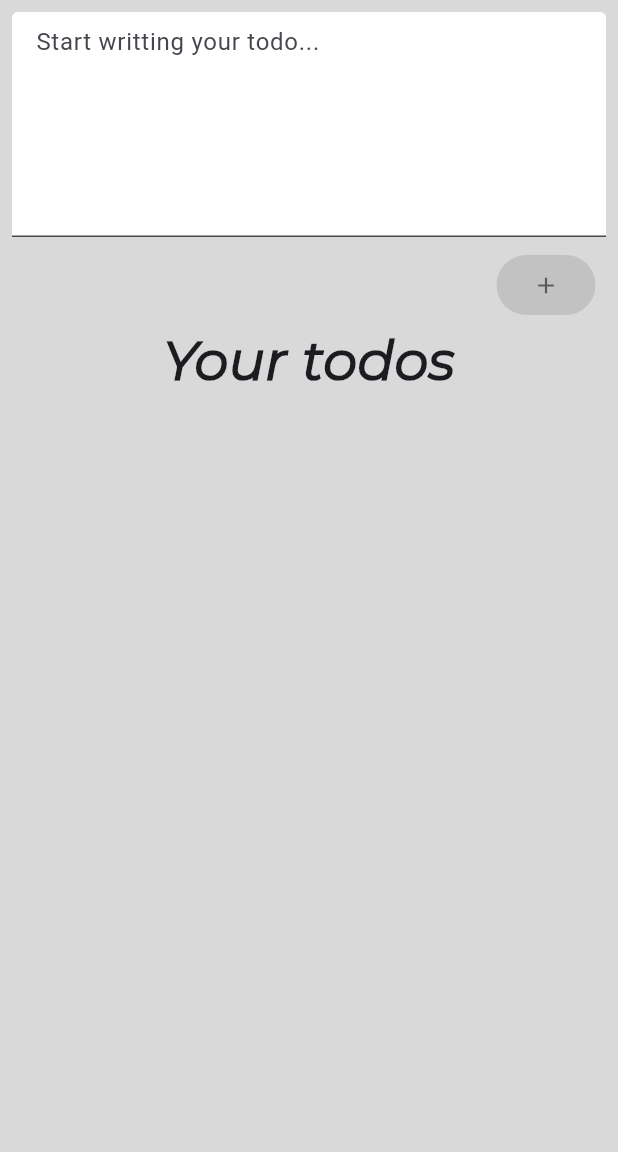
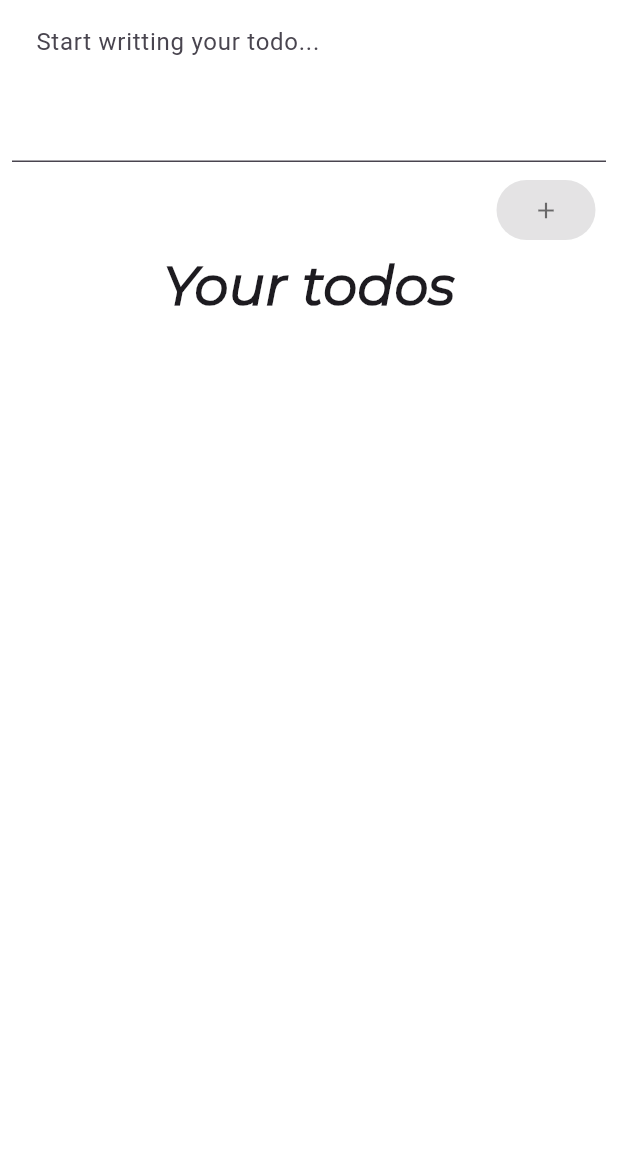
Before and after one commit to nasstis/todo-list, a Flutter app: the screen it shows after launch, on a phone screen of 412 x 824 dp, the part 84-1236 px from its top. Run offline on Flutter 3.47's test engine with Material 3 defaults, Android fonts, the phone set to English and light mode, and no system bars; project files that could hold a hidden picture were left out.

Commit message:
Fixed list scrolling

```diff
--- a/lib/views/main_view.dart
+++ b/lib/views/main_view.dart
@@ -38,7 +38,7 @@ class _MainPageState extends State<MainPage> {
   @override
   Widget build(BuildContext context) {
     return Scaffold(
-        backgroundColor: const Color(0xffd9d9d9),
+        backgroundColor: Colors.white,
         appBar: AppBar(
           backgroundColor: const Color(0xfff0f424),
           title: const Text(
@@ -52,10 +52,13 @@ class _MainPageState extends State<MainPage> {
         ),
         body: Column(
           children: [
+            Container(
+              color: Colors.white,
+              child: Column(children: [
                 Padding(
                   padding: const EdgeInsets.all(8.0),
                   child: SizedBox(
-                height: 150,
+                    height: 100,
                     child: TextField(
                       controller: _textController,
                       maxLines: null,
@@ -97,9 +100,11 @@ class _MainPageState extends State<MainPage> {
                       fontSize: 36,
                       fontWeight: FontWeight.bold),
                 ),
+              ]),
+            ),
             Expanded(
               child: Padding(
-                padding: const EdgeInsets.all(12.0),
+                padding: const EdgeInsets.all(8.0),
                 child: ListView.builder(
                   itemCount: items.length,
                   itemBuilder: (context, index) {
@@ -160,6 +165,10 @@ class _MainPageState extends State<MainPage> {
                 ),
               ),
             ),
+            Container(
+              color: Colors.white,
+              height: 20,
+            )
           ],
         ));
   }
```
Lines whose indentation alone changed are shown as unchanged.
